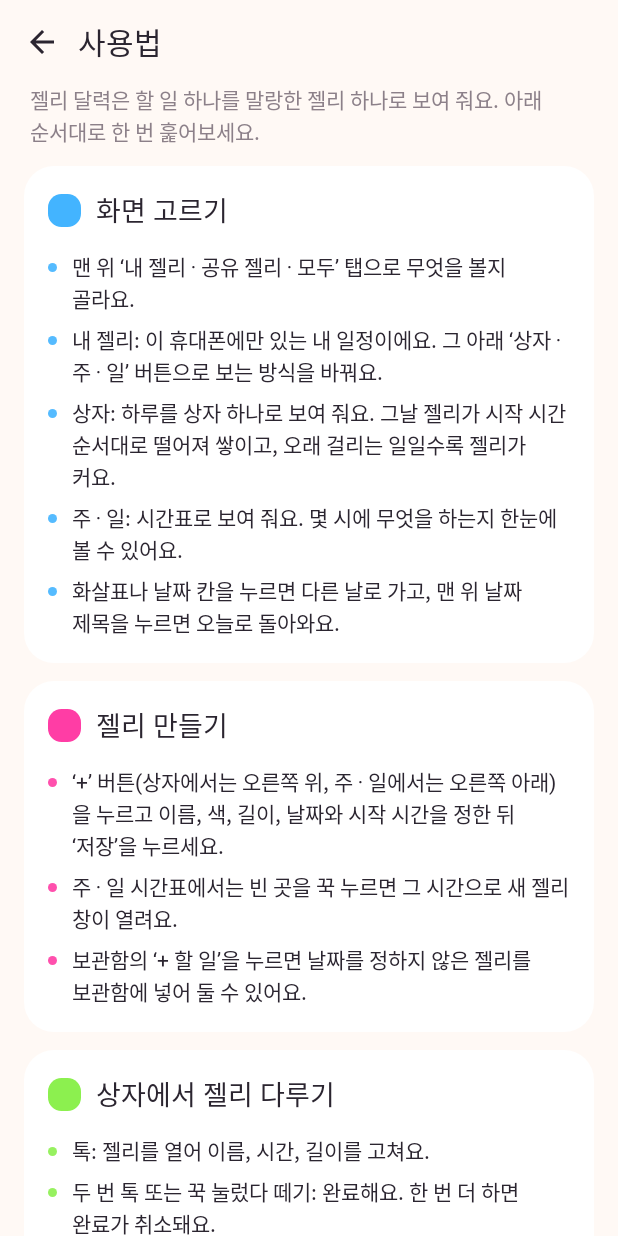
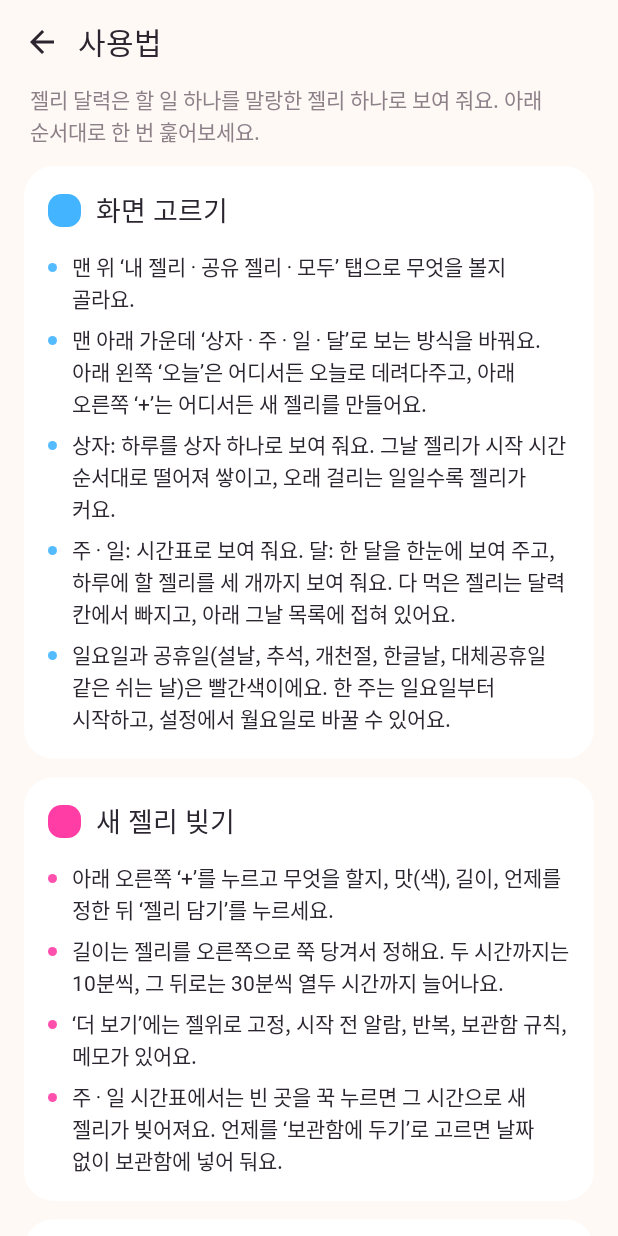
Before and after one commit to ckdgus6068-sudo/ckdgus6068-sudo, an Android app built with Jetpack Compose: the screen it shows after launch (MainActivity), on a phone screen of 412 x 824 dp. Run offline under Robolectric (Android 15) with nearby library versions, the phone set to English and light mode, and no system bars; pictures from the network do not load; Roboto replaces fonts that are not available here.

```diff
--- a/jelly-calendar/app/src/main/kotlin/io/github/ckdgus6068/jellycalendar/ui/calendar/CalendarScreen.kt
+++ b/jelly-calendar/app/src/main/kotlin/io/github/ckdgus6068/jellycalendar/ui/calendar/CalendarScreen.kt
@@ -555,7 +555,7 @@ internal fun hintText(mode: ViewMode, doubleTapDone: Boolean, longPressDone: Boo
     ).joinToString(" 또는 ")
     val parts = ArrayList<String>()
     parts += "톡: 열기"
-    if (done.isNotEmpty()) parts += "$done: 완료"
+    if (done.isNotEmpty()) parts += "$done: 다 먹었어요"
     if (mode == ViewMode.BOX) {
         parts += "끌기: 흔들기"
         parts += "위 날짜나 아래 보관함에 놓기: 옮기기"
@@ -563,7 +563,7 @@ internal fun hintText(mode: ViewMode, doubleTapDone: Boolean, longPressDone: Boo
     } else if (mode == ViewMode.MONTH) {
         parts.clear()
         parts += "날짜 톡: 그날 젤리 보기"
-        parts += "보관함 젤리를 날짜에 놓기: 그날로 옮기기"
+        parts += "보관함 젤리를 날짜에 놓기: 시간 골라 넣기"
         parts += "옆으로 밀기: 다른 달"
     } else {
         parts += "꾹 눌러 끌기: 옮기기"
--- a/jelly-calendar/app/src/main/kotlin/io/github/ckdgus6068/jellycalendar/ui/screens/GuideScreen.kt
+++ b/jelly-calendar/app/src/main/kotlin/io/github/ckdgus6068/jellycalendar/ui/screens/GuideScreen.kt
@@ -37,9 +37,9 @@ private fun guideParts(settings: Settings, gapMin: Int): List<GuidePart> {
         if (settings.doneByLongPress) "꾹 눌렀다 떼기" else null,
     ).joinToString(" 또는 ")
     val finishLine = if (finish.isEmpty()) {
-        "완료: 젤리를 톡 눌러 열고 ‘완료’를 누르세요. 두 번 톡이나 꾹 눌렀다 떼기로 완료하려면 설정에서 켜세요."
+        "다 먹었어요: 젤리를 톡 눌러 열고 ‘✓ 다 먹었어요’를 누르세요. 두 번 톡이나 꾹 눌렀다 떼기로 끝내려면 설정에서 켜세요."
     } else {
-        "$finish: 완료해요. 한 번 더 하면 완료가 취소돼요."
+        "$finish: ‘다 먹었어요’로 표시해요. 한 번 더 하면 다시 할 일로 돌아가요."
     }
     return listOf(
         GuidePart(
@@ -47,19 +47,20 @@ private fun guideParts(settings: Settings, gapMin: Int): List<GuidePart> {
             "화면 고르기",
             listOf(
                 "맨 위 ‘내 젤리 · 공유 젤리 · 모두’ 탭으로 무엇을 볼지 골라요.",
-                "내 젤리: 이 휴대폰에만 있는 내 일정이에요. 그 아래 ‘상자 · 주 · 일’ 버튼으로 보는 방식을 바꿔요.",
+                "맨 아래 가운데 ‘상자 · 주 · 일 · 달’로 보는 방식을 바꿔요. 아래 왼쪽 ‘오늘’은 어디서든 오늘로 데려다주고, 아래 오른쪽 ‘+’는 어디서든 새 젤리를 만들어요.",
                 "상자: 하루를 상자 하나로 보여 줘요. 그날 젤리가 시작 시간 순서대로 떨어져 쌓이고, 오래 걸리는 일일수록 젤리가 커요.",
-                "주 · 일: 시간표로 보여 줘요. 몇 시에 무엇을 하는지 한눈에 볼 수 있어요.",
-                "화살표나 날짜 칸을 누르면 다른 날로 가고, 맨 위 날짜 제목을 누르면 오늘로 돌아와요.",
+                "주 · 일: 시간표로 보여 줘요. 달: 한 달을 한눈에 보여 주고, 하루에 할 젤리를 세 개까지 보여 줘요. 다 먹은 젤리는 달력 칸에서 빠지고, 아래 그날 목록에 접혀 있어요.",
+                "일요일과 공휴일(설날, 추석, 개천절, 한글날, 대체공휴일 같은 쉬는 날)은 빨간색이에요. 한 주는 일요일부터 시작하고, 설정에서 월요일로 바꿀 수 있어요.",
             ),
         ),
         GuidePart(
             0,
-            "젤리 만들기",
+            "새 젤리 빚기",
             listOf(
-                "‘+’ 버튼(상자에서는 오른쪽 위, 주 · 일에서는 오른쪽 아래)을 누르고 이름, 색, 길이, 날짜와 시작 시간을 정한 뒤 ‘저장’을 누르세요.",
-                "주 · 일 시간표에서는 빈 곳을 꾹 누르면 그 시간으로 새 젤리 창이 열려요.",
-                "보관함의 ‘+ 할 일’을 누르면 날짜를 정하지 않은 젤리를 보관함에 넣어 둘 수 있어요.",
+                "아래 오른쪽 ‘+’를 누르고 무엇을 할지, 맛(색), 길이, 언제를 정한 뒤 ‘젤리 담기’를 누르세요.",
+                "길이는 젤리를 오른쪽으로 쭉 당겨서 정해요. 두 시간까지는 10분씩, 그 뒤로는 30분씩 열두 시간까지 늘어나요.",
+                "‘더 보기’에는 젤위로 고정, 시작 전 알람, 반복, 보관함 규칙, 메모가 있어요.",
+                "주 · 일 시간표에서는 빈 곳을 꾹 누르면 그 시간으로 새 젤리가 빚어져요. 언제를 ‘보관함에 두기’로 고르면 날짜 없이 보관함에 넣어 둬요.",
             ),
         ),
         GuidePart(
@@ -68,59 +69,65 @@ private fun guideParts(settings: Settings, gapMin: Int): List<GuidePart> {
             listOf(
                 "톡: 젤리를 열어 이름, 시간, 길이를 고쳐요.",
                 finishLine,
-                "끌기: 젤리를 잡고 흔들 수 있어요.",
-                "끌어서 위쪽 날짜 칸에 놓으면 그날로 옮겨지고, 아래 보관함에 놓으면 보관함으로 들어가요.",
+                "끌기: 젤리를 잡고 흔들 수 있어요. 위쪽 날짜 칸에 놓으면 그날로, 아래 보관함에 놓으면 보관함으로 옮겨요.",
                 "빈 곳을 옆으로 밀면 전날이나 다음 날로 넘어가요.",
             ),
         ),
         GuidePart(
+            9,
+            "젤위로 고정",
+            listOf(
+                "젤 중요한 젤리는 젤리를 열고 ‘더 보기’의 ‘📌 젤위로 고정’을 켜세요. 상자 맨 위에 핀으로 꽂혀 움직이지 않고, 다른 젤리는 그 아래로 흘러내려요.",
+                "고정은 하루에 세 개까지예요. 달력 칸에서도 고정한 젤리가 맨 위에 진한 색으로 보여요.",
+            ),
+        ),
+        GuidePart(
             6,
-            "주 · 일 시간표에서",
+            "주 · 일 시간표와 달력에서",
             listOf(
-                "젤리를 꾹 누른 채 끌면 다른 시간이나 다른 날로 옮겨요.",
+                "젤리를 꾹 누른 채 끌면 다른 시간이나 다른 날로 옮겨요. 달력에서는 다른 날 칸에 놓으면 그날로 옮겨요.",
                 "젤리 아래쪽 손잡이를 위아래로 끌면 길이가 바뀌어요.",
-                "옆으로 밀면 앞뒤 주나 앞뒤 날로 넘어가요.",
-                "주 화면에서 요일 칸을 누르면 그날의 일 화면이 열려요.",
+                "옆으로 밀면 앞뒤 날, 주, 달로 넘어가요. 주 화면이나 달력에서 날짜를 누르면 그날을 보여 줘요.",
             ),
         ),
         GuidePart(
             1,
-            "완료와 보관함",
+            "다 먹은 젤리와 보관함",
             listOf(
-                "완료한 젤리는 색이 진해지고, 상자에서는 흰 테두리와 체크 표시가 생겨요.",
+                "다 먹은 젤리는 색이 진해지고, 상자에서는 흰 테두리와 체크 표시가 생겨요.",
                 "그날이 지나도록 끝내지 못한 젤리는 아래 보관함으로 모여요. 젤리의 ‘못 하면 보관함으로’를 끄면 그날에 ‘놓침’으로 남아요.",
-                "보관함 젤리를 꾹 눌러 위쪽 날짜 칸이나 상자, 시간표로 끌어 놓으면 다시 일정이 돼요.",
-                "보관함 젤리를 바로 완료하면 오늘 한 일로 기록돼요.",
+                "보관함 젤리를 꾹 눌러 날짜 칸이나 상자, 달력에 놓으면 ‘언제 먹을까요?’ 하고 물어요. 원래 하려던 시간, 그날 비어 있는 시간, 직접 고르기 가운데 하나를 고르세요. 시간표의 원하는 칸에 바로 놓아도 돼요.",
+                "보관함 젤리를 바로 다 먹으면 오늘 한 일로 기록돼요.",
             ),
         ),
         GuidePart(
             4,
             "반복 젤리",
             listOf(
-                "젤리를 만들 때 ‘반복’에서 매일, 평일, 주말이나 요일을 고르면 그 요일마다 자동으로 깔려요.",
+                "젤리를 만들 때 ‘더 보기’의 ‘반복’에서 매일, 평일, 주말이나 요일을 고르면 그 요일마다 자동으로 깔려요.",
                 "오른쪽 위 메뉴(⋮)의 ‘반복 젤리’에서 모아 보고, 고치거나 잠시 끌 수 있어요.",
                 "반복 젤리의 하루치를 고치면 그날만 바뀌어요.",
             ),
         ),
         GuidePart(
             2,
-            "기상 알람 (삼성 시계)",
+            "알람 (삼성 시계)",
             listOf(
                 "상자 · 일 화면 위쪽 카드가 그날 첫 일과와 기상 알람을 함께 보여 줘요. 오늘 아침이 이미 지났으면 내일을 눌러 보세요.",
                 "카드의 알람 버튼을 누르면 첫 일과 ${gapMin}분 전으로 삼성 시계에 알람을 추가해요. 설정에 따라 바뀌기 전 알람을 끄는 요청도 함께 보내요.",
+                "젤리마다 ‘더 보기’의 ‘⏰ 시작 전 알람’으로 정각, 10분 전, 30분 전 알람을 맞출 수 있어요. 시계 앱은 날짜 없이 시각만 받기 때문에 24시간 안에 울릴 알람만 맞출 수 있어요.",
                 "반복 젤리에서 ‘기상 알람에 맞춰 시작’을 켜면 알람이 바뀔 때 그 젤리가 알람 ${gapMin}분 뒤로 따라 움직여요.",
-                "알람은 휴대폰이 알려 주는 ‘다음 알람’ 하나만 읽을 수 있어요.",
             ),
         ),
         GuidePart(
             7,
             "공유 젤리와 모두",
             listOf(
-                "‘공유 젤리’ 탭은 정한 사람과 함께 쓰는 달력이에요. 내 젤리는 이 휴대폰에만 있고, 공유 젤리 탭에 올린 젤리만 상대와 나눠요.",
-                "처음에 ‘새 공유 달력 만들기’를 누른 뒤, 오른쪽 위 ⋯ 메뉴의 ‘상대 초대하기’로 초대 코드를 보내세요.",
-                "상대가 아이폰을 쓰면 사파리에서 초대 링크를 열고 ‘홈 화면에 추가’를 누르면 앱처럼 쓸 수 있어요.",
-                "‘달력 · 상자’ 버튼으로 한 달 달력과 하루 상자를 오가요. 공유 젤리는 두 사람 모두 바로 고칠 수 있고, 젤리를 눌러 메모를 남길 수 있어요.",
-                "‘모두’ 탭은 그날의 내 젤리와 공유 젤리를 한 상자에 모아 보여 줘요. 동그라미 글자가 붙은 젤리가 공유 젤리이고, 그 글자는 올린 사람이에요.",
+                "‘공유 젤리’ 탭은 정한 사람들과 함께 쓰는 달력이에요. 내 젤리는 이 휴대폰에만 있고, 공유 달력에 올린 젤리만 함께 쓰는 사람과 나눠요.",
+                "처음에 ‘새 공유 달력 만들기’를 누른 뒤, 오른쪽 위 ⋯ 메뉴의 ‘함께 쓸 사람 초대하기’로 초대 코드를 보내세요. 아이폰에서는 사파리로 초대 링크를 열면 돼요.",
+                "공유 달력은 다섯 개까지 쓸 수 있어요. 제목 아래 달력 이름을 누르면 다른 달력으로 바꾸거나 달력을 더 만들 수 있어요.",
+                "‘모두’ 탭은 내 젤리와 모든 공유 달력의 젤리를 한데 모아 보여 줘요. 동그라미 글자가 붙은 젤리가 공유 젤리이고, 그 글자는 올린 사람이에요.",
+                "공유 젤리의 이름, 시간, 메모는 달력에 들어온 사람의 기기에서만 열리도록 암호화돼요.",
             ),
         ),
         GuidePart(
--- a/jelly-calendar/app/src/main/kotlin/io/github/ckdgus6068/jellycalendar/ui/screens/SettingsScreen.kt
+++ b/jelly-calendar/app/src/main/kotlin/io/github/ckdgus6068/jellycalendar/ui/screens/SettingsScreen.kt
@@ -148,12 +148,12 @@ fun SettingsScreen(
             ThinDivider()
             SectionTitle("젤리")
             SwitchRow(
-                title = "두 번 톡 해서 완료",
+                title = "두 번 톡 하면 다 먹었어요",
                 checked = settings.doneByDoubleTap,
                 onChange = { on -> onChange { it.copy(doneByDoubleTap = on) } },
             )
             SwitchRow(
-                title = "꾹 눌렀다 떼서 완료",
+                title = "꾹 눌렀다 떼면 다 먹었어요",
                 description = "꾹 누른 채 움직이면 옮기기가 돼요.",
                 checked = settings.doneByLongPress,
                 onChange = { on -> onChange { it.copy(doneByLongPress = on) } },
```
